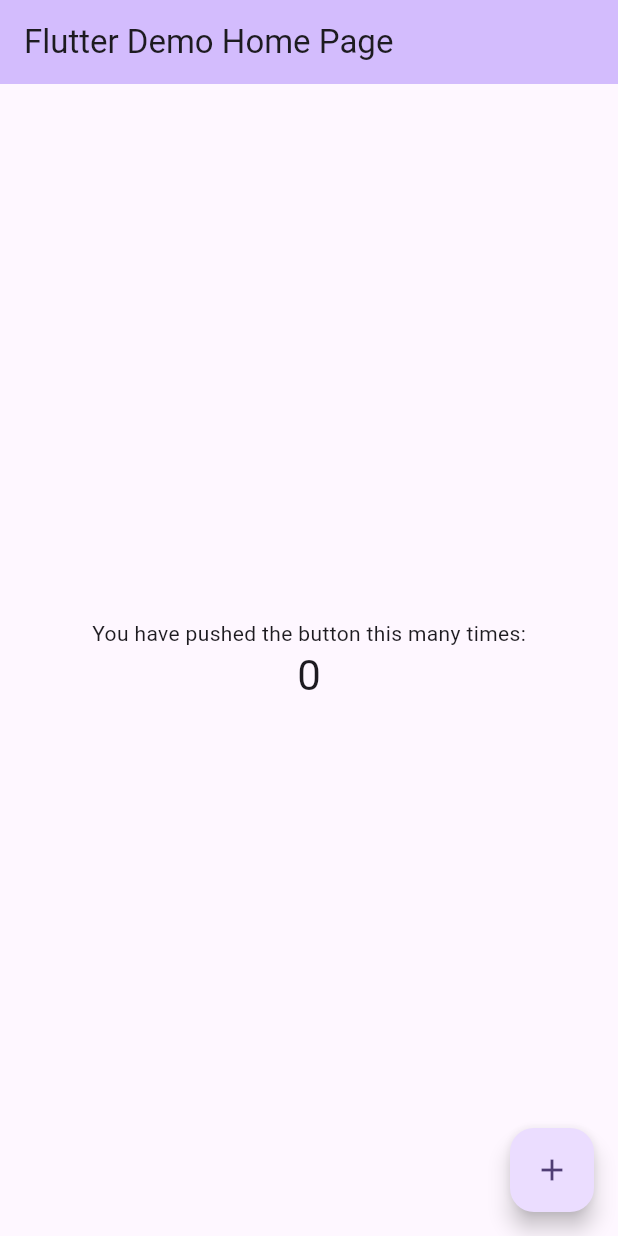
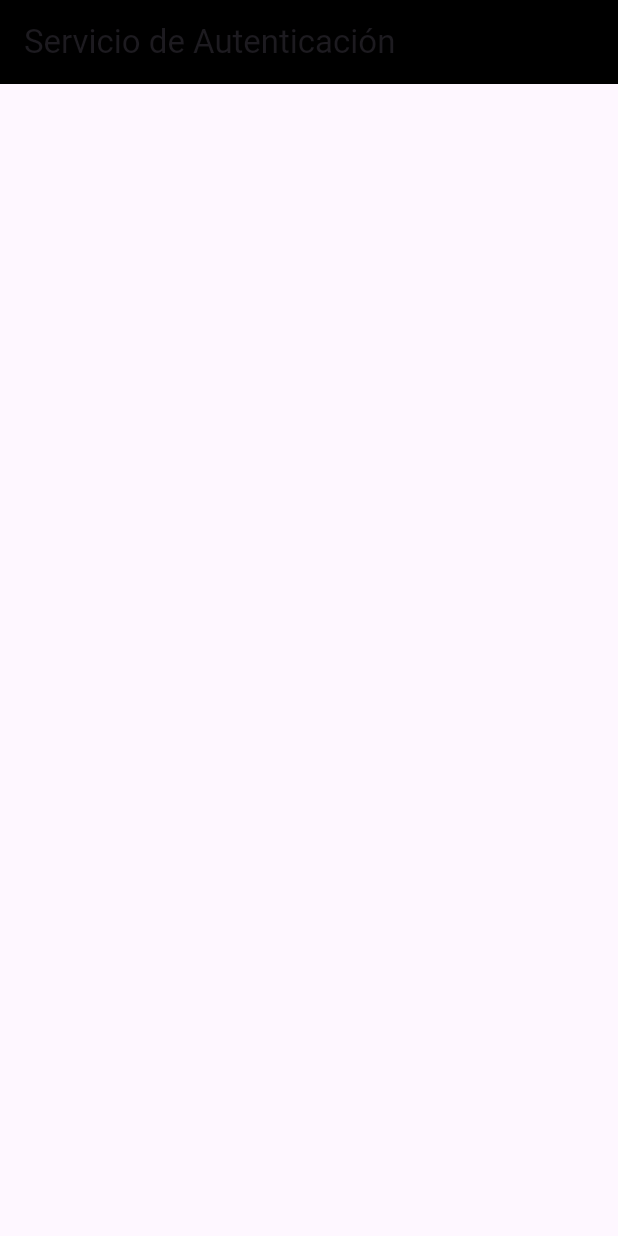
Before and after one commit to Gerardoo280/Practicas_DS, a Flutter app: the screen it shows after launch, on a phone screen of 412 x 824 dp. Run offline on Flutter 3.47's test engine with Material 3 defaults, Android fonts, the phone set to English and light mode, and no system bars.

Commit message:
cambios y arreglo del repositorio

```diff
--- a/P2/ejer3/lib/main.dart
+++ b/P2/ejer3/lib/main.dart
@@ -11,26 +11,11 @@ class MyApp extends StatelessWidget {
   @override
   Widget build(BuildContext context) {
     return MaterialApp(
-      title: 'Flutter Demo',
+      title: 'Ejercicio grupal de la P2',
       theme: ThemeData(
-        // This is the theme of your application.
-        //
-        // TRY THIS: Try running your application with "flutter run". You'll see
-        // the application has a purple toolbar. Then, without quitting the app,
-        // try changing the seedColor in the colorScheme below to Colors.green
-        // and then invoke "hot reload" (save your changes or press the "hot
-        // reload" button in a Flutter-supported IDE, or press "r" if you used
-        // the command line to start the app).
-        //
-        // Notice that the counter didn't reset back to zero; the application
-        // state is not lost during the reload. To reset the state, use hot
-        // restart instead.
-        //
-        // This works for code too, not just values: Most code changes can be
-        // tested with just a hot reload.
         colorScheme: .fromSeed(seedColor: Colors.deepPurple),
       ),
-      home: const MyHomePage(title: 'Flutter Demo Home Page'),
+      home: const MyHomePage(title: 'Servicio de Autenticación'),
     );
   }
 }
@@ -38,84 +23,59 @@ class MyApp extends StatelessWidget {
 class MyHomePage extends StatefulWidget {
   const MyHomePage({super.key, required this.title});
 
-  // This widget is the home page of your application. It is stateful, meaning
-  // that it has a State object (defined below) that contains fields that affect
-  // how it looks.
-
-  // This class is the configuration for the state. It holds the values (in this
-  // case the title) provided by the parent (in this case the App widget) and
-  // used by the build method of the State. Fields in a Widget subclass are
-  // always marked "final".
-
   final String title;
 
   @override
   State<MyHomePage> createState() => _MyHomePageState();
 }
 
+class Autenticacion {
+  String ejecutar(String correo){
+    return "Autenticacion completada con éxito para ${correo}";
+  }
+}
+
+abstract class Filtro {
+  void ejecutar(String correo, String contrasena);
+}
+
+class Cadena {
+  final List<Filtro> filtros = [];
+  Autenticacion objetivo;
+
+  void agregarFiltro(Filtro filtro){
+    filtros.add(filtro);
+  }
+
+  void establecerObjetivo(Autenticacion objet){
+    objetivo = objet;
+  }
+
+  void ejecutar(String correo, String contrasena){
+    for(int i = 0; i < filtros.length; i++) {
+      Filtro filtro = filtros[i];
+      filtro.ejecutar(correo, contrasena);
+    }
+
+    if (objetivo != null){
+      objetivo.ejecutar(correo, contrasena);
+    }
+    return true;
+  }
+}
+
 class _MyHomePageState extends State<MyHomePage> {
-  int _counter = 0;
 
-  void _incrementCounter() {
-    setState(() {
-      // This call to setState tells the Flutter framework that something has
-      // changed in this State, which causes it to rerun the build method below
-      // so that the display can reflect the updated values. If we changed
-      // _counter without calling setState(), then the build method would not be
-      // called again, and so nothing would appear to happen.
-      _counter++;
-    });
-  }
 
   @override
   Widget build(BuildContext context) {
-    // This method is rerun every time setState is called, for instance as done
-    // by the _incrementCounter method above.
-    //
-    // The Flutter framework has been optimized to make rerunning build methods
-    // fast, so that you can just rebuild anything that needs updating rather
-    // than having to individually change instances of widgets.
     return Scaffold(
       appBar: AppBar(
-        // TRY THIS: Try changing the color here to a specific color (to
-        // Colors.amber, perhaps?) and trigger a hot reload to see the AppBar
-        // change color while the other colors stay the same.
-        backgroundColor: Theme.of(context).colorScheme.inversePrimary,
-        // Here we take the value from the MyHomePage object that was created by
-        // the App.build method, and use it to set our appbar title.
+        backgroundColor: Colors.black,
         title: Text(widget.title),
       ),
       body: Center(
-        // Center is a layout widget. It takes a single child and positions it
-        // in the middle of the parent.
-        child: Column(
-          // Column is also a layout widget. It takes a list of children and
-          // arranges them vertically. By default, it sizes itself to fit its
-          // children horizontally, and tries to be as tall as its parent.
-          //
-          // Column has various properties to control how it sizes itself and
-          // how it positions its children. Here we use mainAxisAlignment to
-          // center the children vertically; the main axis here is the vertical
-          // axis because Columns are vertical (the cross axis would be
-          // horizontal).
-          //
-          // TRY THIS: Invoke "debug painting" (choose the "Toggle Debug Paint"
-          // action in the IDE, or press "p" in the console), to see the
-          // wireframe for each widget.
-          mainAxisAlignment: .center,
-          children: [
-            const Text('You have pushed the button this many times:'),
-            Text(
-              '$_counter',
-              style: Theme.of(context).textTheme.headlineMedium,
-            ),
-          ],
-        ),
-      ),
-      floatingActionButton: FloatingActionButton(
-        onPressed: _incrementCounter,
-        tooltip: 'Increment',
-        child: const Icon(Icons.add),
+
       ),
     );
   }
```
